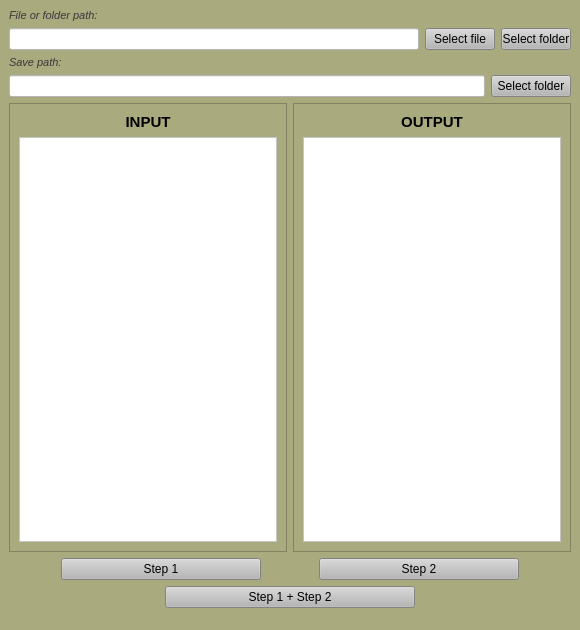
Old version of the form design.ui in the repository licwim/Fanuc.
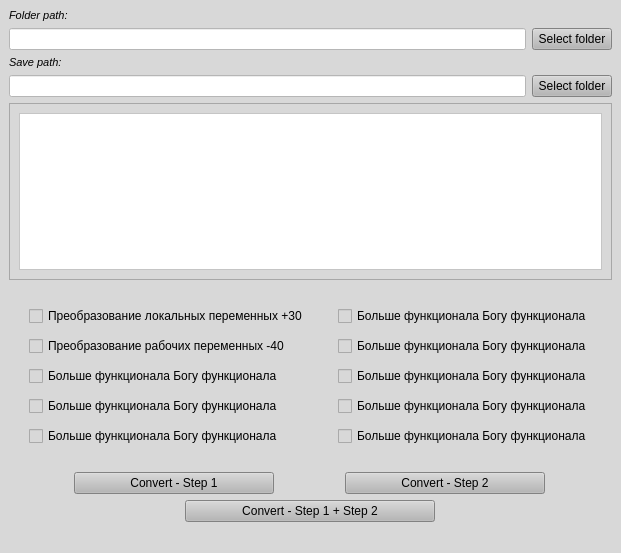
New version of the form. Icons and pictures are not drawn.

```diff
--- a/design.ui
+++ b/design.ui
@@ -6,23 +6,53 @@
    <rect>
     <x>0</x>
     <y>0</y>
-    <width>580</width>
-    <height>630</height>
+    <width>596</width>
+    <height>553</height>
    </rect>
   </property>
   <property name="windowTitle">
    <string>Fanuc to NC Converter</string>
   </property>
   <property name="styleSheet">
-   <string notr="true">background-color: rgb(170, 170, 127);</string>
+   <string notr="true">background-color: rgb(216, 216, 216);</string>
   </property>
   <widget class="QWidget" name="centralwidget">
    <layout class="QVBoxLayout" name="verticalLayout_3">
-    <property name="bottomMargin">
-     <number>0</number>
-    </property>
     <item>
      <layout class="QGridLayout" name="gridLayout">
+      <item row="1" column="0">
+       <widget class="QLabel" name="label">
+        <property name="font">
+         <font>
+          <pointsize>8</pointsize>
+          <italic>true</italic>
+         </font>
+        </property>
+        <property name="styleSheet">
+         <string notr="true">color: rgb(0, 0, 0);</string>
+        </property>
+        <property name="text">
+         <string>Folder path:</string>
+        </property>
+       </widget>
+      </item>
+      <item row="3" column="2">
+       <widget class="QPushButton" name="btnBrowseOpenFolder">
+        <property name="maximumSize">
+         <size>
+          <width>100</width>
+          <height>30</height>
+         </size>
+        </property>
+        <property name="styleSheet">
+         <string notr="true">background-color: rgb(182, 182, 182);
+color: rgb(0, 0, 0);</string>
+        </property>
+        <property name="text">
+         <string>Select folder</string>
+        </property>
+       </widget>
+      </item>
       <item row="3" column="0">
        <widget class="QLineEdit" name="lineOpen">
         <property name="font">
@@ -41,57 +71,6 @@
         </property>
        </widget>
       </item>
-      <item row="1" column="0">
-       <widget class="QLabel" name="label">
-        <property name="font">
-         <font>
-          <pointsize>8</pointsize>
-          <italic>true</italic>
-         </font>
-        </property>
-        <property name="styleSheet">
-         <string notr="true">color: rgb(56, 56, 56);</string>
-        </property>
-        <property name="text">
-         <string>File or folder path:</string>
-        </property>
-       </widget>
-      </item>
-      <item row="3" column="1">
-       <widget class="QPushButton" name="btnBrowseOpenFile">
-        <property name="maximumSize">
-         <size>
-          <width>70</width>
-          <height>30</height>
-         </size>
-        </property>
-        <property name="styleSheet">
-         <string notr="true">background-color: rgb(182, 182, 182);</string>
-        </property>
-        <property name="locale">
-         <locale language="English" country="UnitedStates"/>
-        </property>
-        <property name="text">
-         <string>Select file</string>
-        </property>
-       </widget>
-      </item>
-      <item row="3" column="2">
-       <widget class="QPushButton" name="btnBrowseOpenFolder">
-        <property name="maximumSize">
-         <size>
-          <width>70</width>
-          <height>30</height>
-         </size>
-        </property>
-        <property name="styleSheet">
-         <string notr="true">background-color: rgb(182, 182, 182);</string>
-        </property>
-        <property name="text">
-         <string>Select folder</string>
-        </property>
-       </widget>
-      </item>
      </layout>
     </item>
     <item>
@@ -112,7 +91,7 @@
          </font>
         </property>
         <property name="styleSheet">
-         <string notr="true">color: rgb(56, 56, 56);</string>
+         <string notr="true">color: rgb(0, 0, 0);</string>
         </property>
         <property name="text">
          <string>Save path:</string>
@@ -128,7 +107,8 @@
          </size>
         </property>
         <property name="styleSheet">
-         <string notr="true">background-color: rgb(182, 182, 182);</string>
+         <string notr="true">background-color: rgb(182, 182, 182);
+color: rgb(0, 0, 0);</string>
         </property>
         <property name="locale">
          <locale language="English" country="UnitedStates"/>
@@ -142,51 +122,6 @@
     </item>
     <item>
      <layout class="QHBoxLayout" name="horizontalLayout">
-      <item>
-       <widget class="QFrame" name="frame_2">
-        <property name="styleSheet">
-         <string notr="true"/>
-        </property>
-        <property name="frameShape">
-         <enum>QFrame::StyledPanel</enum>
-        </property>
-        <property name="frameShadow">
-         <enum>QFrame::Raised</enum>
-        </property>
-        <layout class="QVBoxLayout" name="verticalLayout_2">
-         <item>
-          <widget class="QLabel" name="label_4">
-           <property name="font">
-            <font>
-             <pointsize>11</pointsize>
-             <weight>75</weight>
-             <bold>true</bold>
-            </font>
-           </property>
-           <property name="styleSheet">
-            <string notr="true"/>
-           </property>
-           <property name="locale">
-            <locale language="English" country="UnitedStates"/>
-           </property>
-           <property name="text">
-            <string>INPUT</string>
-           </property>
-           <property name="alignment">
-            <set>Qt::AlignCenter</set>
-           </property>
-          </widget>
-         </item>
-         <item>
-          <widget class="QTextEdit" name="textOld">
-           <property name="styleSheet">
-            <string notr="true">background-color: rgb(255, 255, 255);</string>
-           </property>
-          </widget>
-         </item>
-        </layout>
-       </widget>
-      </item>
       <item>
        <widget class="QFrame" name="frame">
         <property name="styleSheet">
@@ -199,29 +134,6 @@
          <enum>QFrame::Raised</enum>
         </property>
         <layout class="QVBoxLayout" name="verticalLayout">
-         <item>
-          <widget class="QLabel" name="label_3">
-           <property name="font">
-            <font>
-             <pointsize>11</pointsize>
-             <weight>75</weight>
-             <bold>true</bold>
-            </font>
-           </property>
-           <property name="styleSheet">
-            <string notr="true"/>
-           </property>
-           <property name="locale">
-            <locale language="English" country="UnitedStates"/>
-           </property>
-           <property name="text">
-            <string>OUTPUT</string>
-           </property>
-           <property name="alignment">
-            <set>Qt::AlignCenter</set>
-           </property>
-          </widget>
-         </item>
          <item>
           <widget class="QTextBrowser" name="textNew">
            <property name="styleSheet">
@@ -234,6 +146,133 @@
       </item>
      </layout>
     </item>
+    <item>
+     <layout class="QHBoxLayout" name="horizontalLayout_6" stretch="0,0">
+      <property name="spacing">
+       <number>10</number>
+      </property>
+      <property name="leftMargin">
+       <number>10</number>
+      </property>
+      <property name="topMargin">
+       <number>10</number>
+      </property>
+      <property name="rightMargin">
+       <number>10</number>
+      </property>
+      <property name="bottomMargin">
+       <number>10</number>
+      </property>
+      <item>
+       <layout class="QVBoxLayout" name="verticalLayout_4" stretch="0,0,0,0,0">
+        <property name="spacing">
+         <number>10</number>
+        </property>
+        <property name="leftMargin">
+         <number>10</number>
+        </property>
+        <property name="topMargin">
+         <number>10</number>
+        </property>
+        <property name="rightMargin">
+         <number>10</number>
+        </property>
+        <property name="bottomMargin">
+         <number>10</number>
+        </property>
+        <item>
+         <widget class="QCheckBox" name="checkBox_8">
+          <property name="text">
+           <string>Преобразование локальных переменных +30</string>
+          </property>
+         </widget>
+        </item>
+        <item>
+         <widget class="QCheckBox" name="checkBox_7">
+          <property name="text">
+           <string>Преобразование рабочих переменных -40</string>
+          </property>
+         </widget>
+        </item>
+        <item>
+         <widget class="QCheckBox" name="checkBox">
+          <property name="text">
+           <string>Больше функционала Богу функционала</string>
+          </property>
+         </widget>
+        </item>
+        <item>
+         <widget class="QCheckBox" name="checkBox_3">
+          <property name="text">
+           <string>Больше функционала Богу функционала</string>
+          </property>
+         </widget>
+        </item>
+        <item>
+         <widget class="QCheckBox" name="checkBox_4">
+          <property name="text">
+           <string>Больше функционала Богу функционала</string>
+          </property>
+         </widget>
+        </item>
+       </layout>
+      </item>
+      <item>
+       <layout class="QVBoxLayout" name="verticalLayout_5" stretch="0,0,0,0,0">
+        <property name="spacing">
+         <number>10</number>
+        </property>
+        <property name="leftMargin">
+         <number>10</number>
+        </property>
+        <property name="topMargin">
+         <number>10</number>
+        </property>
+        <property name="rightMargin">
+         <number>10</number>
+        </property>
+        <property name="bottomMargin">
+         <number>10</number>
+        </property>
+        <item>
+         <widget class="QCheckBox" name="checkBox_10">
+          <property name="text">
+           <string>Больше функционала Богу функционала</string>
+          </property>
+         </widget>
+        </item>
+        <item>
+         <widget class="QCheckBox" name="checkBox_9">
+          <property name="text">
+           <string>Больше функционала Богу функционала</string>
+          </property>
+         </widget>
+        </item>
+        <item>
+         <widget class="QCheckBox" name="checkBox_6">
+          <property name="text">
+           <string>Больше функционала Богу функционала</string>
+          </property>
+         </widget>
+        </item>
+        <item>
+         <widget class="QCheckBox" name="checkBox_2">
+          <property name="text">
+           <string>Больше функционала Богу функционала</string>
+          </property>
+         </widget>
+        </item>
+        <item>
+         <widget class="QCheckBox" name="checkBox_5">
+          <property name="text">
+           <string>Больше функционала Богу функционала</string>
+          </property>
+         </widget>
+        </item>
+       </layout>
+      </item>
+     </layout>
+    </item>
     <item>
      <layout class="QHBoxLayout" name="horizontalLayout_2">
       <item>
@@ -245,10 +284,11 @@
          </size>
         </property>
         <property name="styleSheet">
-         <string notr="true">background-color: rgb(182, 182, 182);</string>
+         <string notr="true">background-color: rgb(182, 182, 182);
+color: rgb(0, 0, 0);</string>
         </property>
         <property name="text">
-         <string>Step 1</string>
+         <string>Convert - Step 1</string>
         </property>
        </widget>
       </item>
@@ -261,10 +301,11 @@
          </size>
         </property>
         <property name="styleSheet">
-         <string notr="true">background-color: rgb(182, 182, 182);</string>
+         <string notr="true">background-color: rgb(182, 182, 182);
+color: rgb(0, 0, 0);</string>
         </property>
         <property name="text">
-         <string>Step 2</string>
+         <string>Convert - Step 2</string>
         </property>
        </widget>
       </item>
@@ -281,10 +322,11 @@
          </size>
         </property>
         <property name="styleSheet">
-         <string notr="true">background-color: rgb(182, 182, 182);</string>
+         <string notr="true">background-color: rgb(182, 182, 182);
+color: rgb(0, 0, 0);</string>
         </property>
         <property name="text">
-         <string>Step 1 + Step 2</string>
+         <string>Convert - Step 1 + Step 2</string>
         </property>
        </widget>
       </item>
```
Left out of the diff: 22 changed lines with no effect on the pictures.
